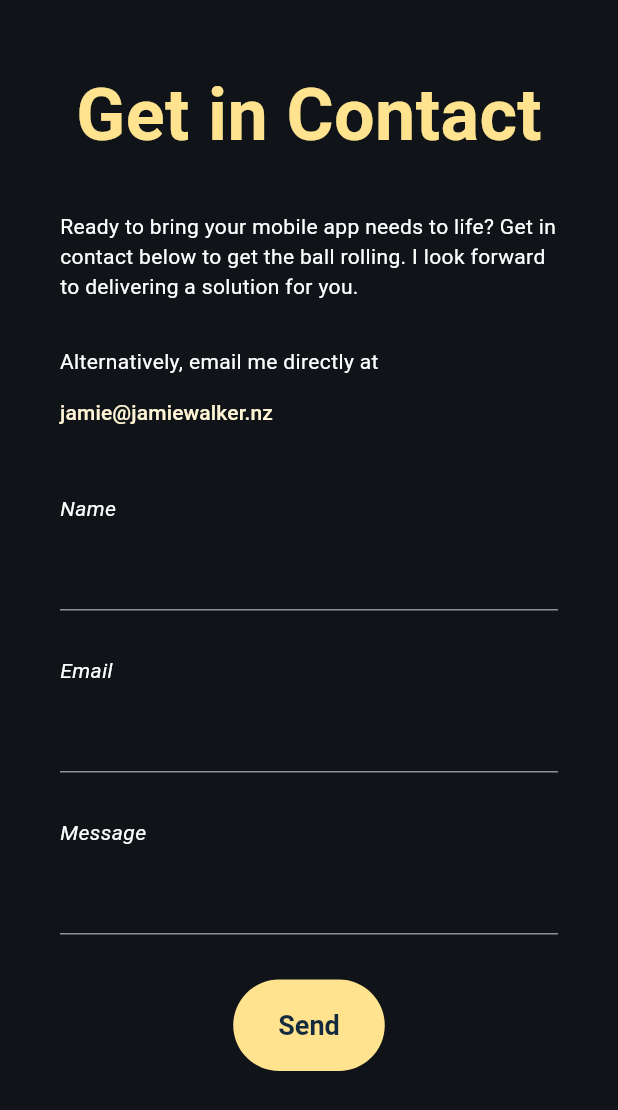
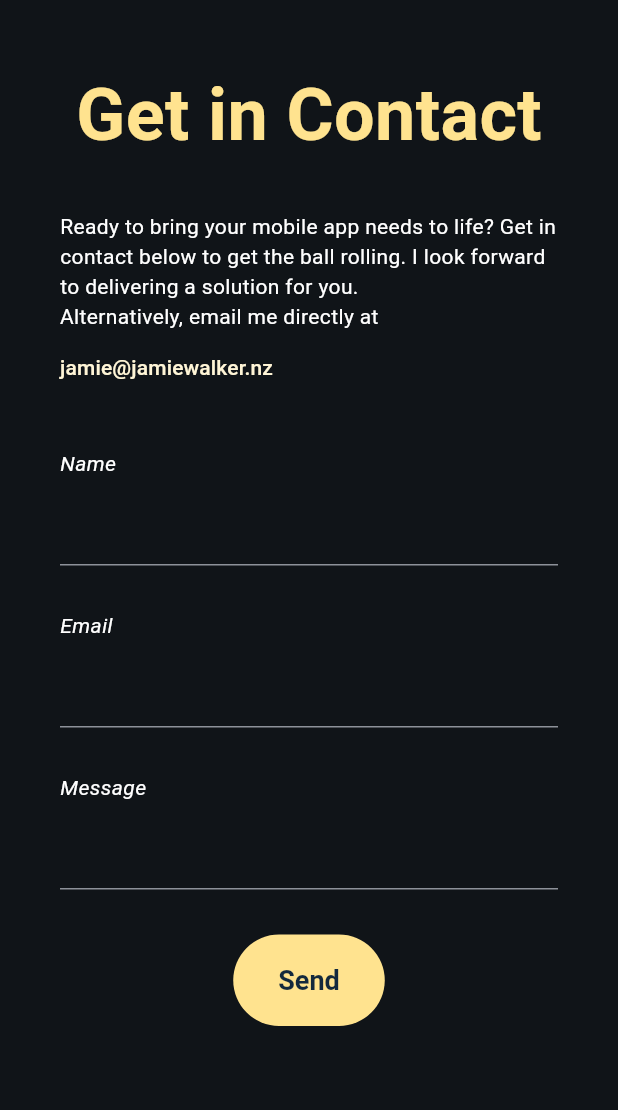
Before and after one commit to KR1Z00/jamiewalker.nz, a Flutter app: the ContactSection widget shown alone on an empty page, opened directly with empty values, on a phone screen of 412 x 824 dp. Shown: the top 1110 px of the screen. Run offline on Flutter 3.47's test engine with Material 3 defaults, Android fonts, the phone set to English and light mode, and no system bars; our stand-ins replace auto_size_text, cloud_functions, easy_localization, firebase_analytics, firebase_core, flutter_hooks and 9 more; accounts and stored records are empty; generated files the repository leaves out were written again.

Commit message:
Improves the sizing of the ContactSection

```diff
--- a/lib/landing/contact/view/contact_section.dart
+++ b/lib/landing/contact/view/contact_section.dart
@@ -79,14 +79,9 @@ class ContactSection extends ConsumerWidget {
                   ),
                 ),
               ),
-              Padding(
-                padding: EdgeInsets.only(
-                  bottom: paddingBetweenElements,
-                ),
-                child: Text(
-                  tr(LocaleKeys.contactPrompt),
-                  style: guidanceTextStyle(),
-                ),
+              Text(
+                tr(LocaleKeys.contactPrompt),
+                style: guidanceTextStyle(),
               ),
               Padding(
                 padding: EdgeInsets.only(
```
